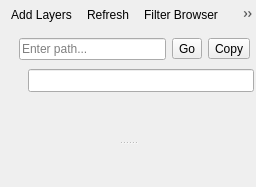
qgis/QGIS, file src/ui/qgsbrowserwidgetbase.ui: the form before one commit.
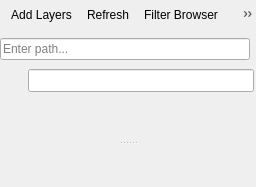
The form after the commit. Icons and pictures are not drawn. Custom widgets are drawn as their Qt base class.

Commit message: Refine browser location bar UI and fix non existent drive freeze

```diff
--- a/src/ui/qgsbrowserwidgetbase.ui
+++ b/src/ui/qgsbrowserwidgetbase.ui
@@ -54,7 +54,7 @@
         <number>6</number>
        </property>
        <property name="leftMargin">
-        <number>6</number>
+        <number>0</number>
        </property>
        <property name="topMargin">
         <number>3</number>
@@ -65,13 +65,6 @@
        <property name="bottomMargin">
         <number>3</number>
        </property>
-       <item>
-        <widget class="QLabel" name="mLabelLocation">
-         <property name="text">
-          <string></string>
-         </property>
-        </widget>
-       </item>
        <item>
         <widget class="QLineEdit" name="mLeLocationBar">
          <property name="sizePolicy">
@@ -88,34 +81,6 @@
          </property>
         </widget>
        </item>
-       <item>
-        <widget class="QToolButton" name="mBtnNavigateToPath">
-         <property name="toolTip">
-          <string>Navigate to path</string>
-         </property>
-         <property name="text">
-          <string>Go</string>
-         </property>
-         <property name="icon">
-          <iconset resource="../../images/images.qrc">
-           <normaloff>:/images/themes/default/mActionExpandTree.svg</normaloff>:/images/themes/default/mActionExpandTree.svg</iconset>
-         </property>
-        </widget>
-       </item>
-       <item>
-        <widget class="QToolButton" name="mBtnCopyPath">
-         <property name="toolTip">
-          <string>Copy selected path to clipboard</string>
-         </property>
-         <property name="text">
-          <string>Copy</string>
-         </property>
-         <property name="icon">
-          <iconset resource="../../images/images.qrc">
-           <normaloff>:/images/themes/default/mActionEditCopy.svg</normaloff>:/images/themes/default/mActionEditCopy.svg</iconset>
-         </property>
-        </widget>
-       </item>
       </layout>
      </widget>
     </item>
```
The commit also changes 1 other file.
